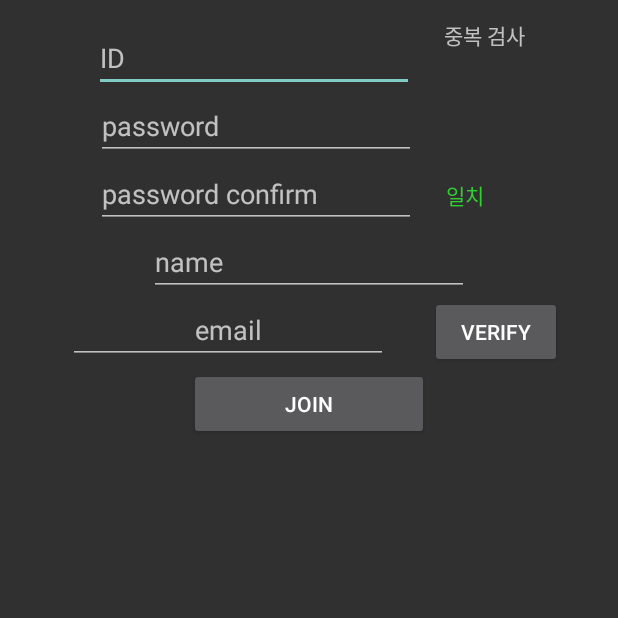
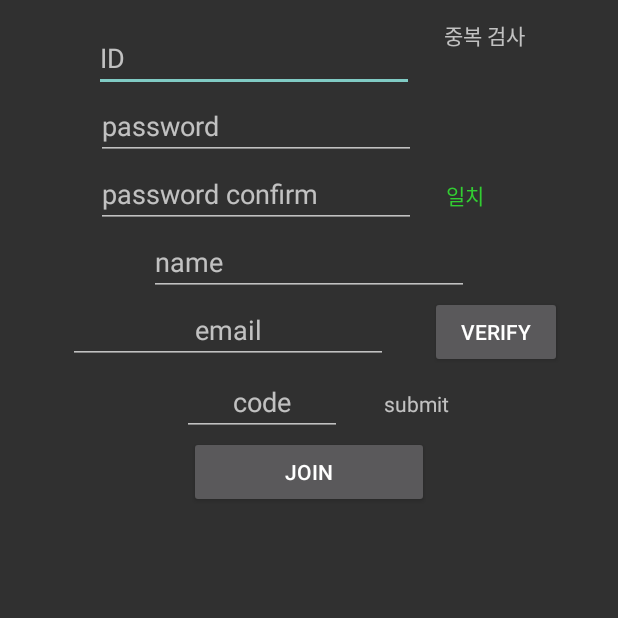
Before and after one commit to lle21cen/MoonLight, an Android app: the LoginActivity screen opened directly, with no data from a screen before it, after a tap on "회원가입", on a phone screen of 412 x 824 dp, the top half of it. Run offline under Robolectric (Android 15) with nearby library versions, the phone set to English and light mode, and no system bars; our stand-ins replace Firebase (no records; nobody signed in at launch, a user with empty details on screens opened directly), Volley; libraries missing offline, so code that uses them is left out: com.facebook, com.facebook.appevents, com.facebook.login; 9 statements that could not run were skipped.

Commit message:
이메일 인증, 데이터 저장 구현. 오류 시 데이터 삭제 구현 필요

```diff
--- a/app/src/main/AndroidManifest.xml
+++ b/app/src/main/AndroidManifest.xml
@@ -45,7 +45,7 @@
                 <data android:scheme="@string/fb_login_protocol_scheme" />
             </intent-filter>
         </activity>
-        <activity android:name=".RegisterActivity"></activity>
+        <activity android:name=".RegisterActivity"/>
     </application>
 
 </manifest>
--- a/app/src/main/java/org/techtown/ideaconcert/LoginActivity.java
+++ b/app/src/main/java/org/techtown/ideaconcert/LoginActivity.java
@@ -51,7 +51,7 @@ import java.util.Arrays;
 
 
 public class LoginActivity extends AppCompatActivity implements View.OnClickListener {
-    final int LOGIN_SUCCESS = 100, LOGIN_FAIL = 99, REGIST_CODE = 98;
+    final int LOGIN_SUCCESS = 100, LOGIN_FAIL = 99, REGISTER_CODE = 98;
 
     // For Facebook
     CallbackManager callbackManager;
@@ -302,7 +302,7 @@ public class LoginActivity extends AppCompatActivity implements View.OnClickList
                 break;
             case R.id.btn_regist:
                 Intent intent = new Intent(LoginActivity.this, RegisterActivity.class);
-                startActivityForResult(intent, REGIST_CODE);
+                startActivityForResult(intent, REGISTER_CODE);
                 break;
         }
     }
--- a/app/src/main/java/org/techtown/ideaconcert/RegisterRequest.java
+++ b/app/src/main/java/org/techtown/ideaconcert/RegisterRequest.java
@@ -13,12 +13,9 @@ public class RegisterRequest extends StringRequest {
         super(method, url, listener, errorListener);
     }
 
-    public void doRegister(String userID, String userPassword, String userName, String userEmail) {
+    public void doRegister(String userID) {
         parameters = new HashMap<>();
         parameters.put("userID", userID);
-        parameters.put("userPassword", userPassword);
-        parameters.put("userName", userName);
-        parameters.put("userEmail", userEmail);
     }
 
     public Map<String, String> getParams() {
--- a/app/src/main/res/layout/activity_regist.xml
+++ b/app/src/main/res/layout/activity_regist.xml
@@ -148,7 +148,7 @@
 
     <LinearLayout
         android:id="@+id/linear5"
-        android:visibility="gone"
+        android:visibility="visible"
         android:layout_width="wrap_content"
         android:layout_height="wrap_content"
         android:layout_gravity="center_horizontal"
@@ -180,7 +180,7 @@
     </LinearLayout>
 
     <Button
-        android:id="@+id/button"
+        android:id="@+id/btn_join"
         android:layout_width="wrap_content"
         android:layout_height="wrap_content"
         android:layout_marginEnd="8dp"
```
Also changed, not shown: app/src/main/java/org/techtown/ideaconcert/IdCheckAndRegister.java (renamed from app/src/main/java/org/techtown/ideaconcert/IdAndEmailCheck.java, +8 -4 lines), app/src/main/java/org/techtown/ideaconcert/RegisterActivity.java (+15 -66 lines), app/src/main/java/org/techtown/ideaconcert/UserInformation.java (+0 -23 lines).
